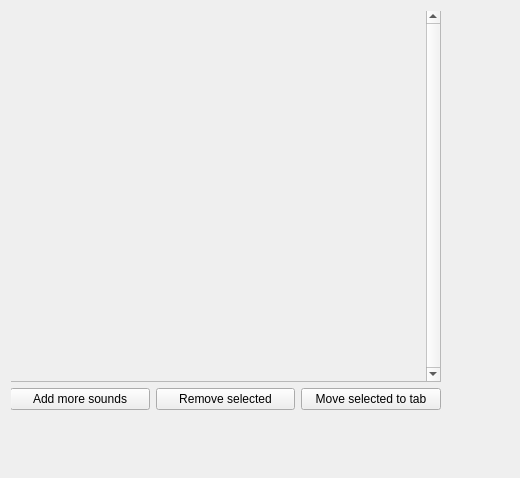
The window that soundcontainer.ui (casey-c/shock) describes before a commit, drawn with Qt 5.
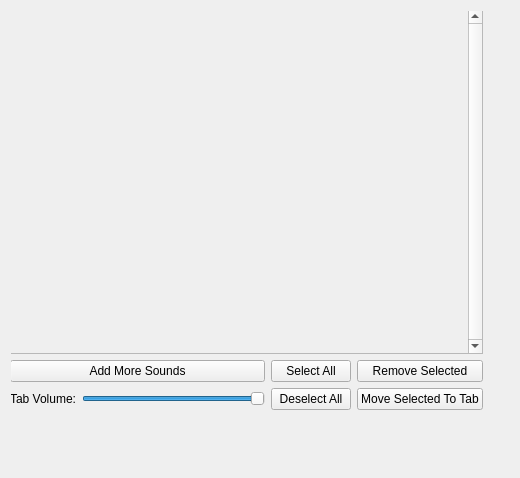
The same window after the commit.

Commit message:
more sound functionality
volume control per-sound and per-container. options to select and deselect all.

The edit to the form file:
```diff
--- a/soundcontainer.ui
+++ b/soundcontainer.ui
@@ -39,7 +39,7 @@
        <rect>
         <x>-1</x>
         <y>-2</y>
-        <width>431</width>
+        <width>473</width>
         <height>401</height>
        </rect>
       </property>
@@ -72,8 +72,8 @@
            <rect>
             <x>0</x>
             <y>0</y>
-            <width>406</width>
-            <height>360</height>
+            <width>448</width>
+            <height>326</height>
            </rect>
           </property>
           <layout class="QVBoxLayout" name="verticalLayout_2">
@@ -109,21 +109,86 @@
          <item row="4" column="0">
           <widget class="QPushButton" name="btnAdd">
            <property name="text">
-            <string>Add more sounds</string>
+            <string>Add More Sounds</string>
            </property>
           </widget>
          </item>
-         <item row="4" column="3">
+         <item row="5" column="0">
+          <layout class="QHBoxLayout" name="horizontalLayout">
+           <item>
+            <widget class="QLabel" name="label">
+             <property name="sizePolicy">
+              <sizepolicy hsizetype="Minimum" vsizetype="Preferred">
+               <horstretch>0</horstretch>
+               <verstretch>0</verstretch>
+              </sizepolicy>
+             </property>
+             <property name="text">
+              <string>Tab Volume:</string>
+             </property>
+            </widget>
+           </item>
+           <item>
+            <widget class="QSlider" name="tabVolSlider">
+             <property name="sizePolicy">
+              <sizepolicy hsizetype="MinimumExpanding" vsizetype="Fixed">
+               <horstretch>0</horstretch>
+               <verstretch>0</verstretch>
+              </sizepolicy>
+             </property>
+             <property name="minimumSize">
+              <size>
+               <width>30</width>
+               <height>0</height>
+              </size>
+             </property>
+             <property name="maximum">
+              <number>100</number>
+             </property>
+             <property name="value">
+              <number>100</number>
+             </property>
+             <property name="sliderPosition">
+              <number>100</number>
+             </property>
+             <property name="orientation">
+              <enum>Qt::Horizontal</enum>
+             </property>
+             <property name="invertedAppearance">
+              <bool>false</bool>
+             </property>
+             <property name="invertedControls">
+              <bool>false</bool>
+             </property>
+            </widget>
+           </item>
+          </layout>
+         </item>
+         <item row="4" column="2">
+          <widget class="QPushButton" name="btnSelectAll">
+           <property name="text">
+            <string>Select All</string>
+           </property>
+          </widget>
+         </item>
+         <item row="4" column="5">
           <widget class="QPushButton" name="btnRemove">
            <property name="text">
-            <string>Remove selected</string>
+            <string>Remove Selected</string>
            </property>
           </widget>
          </item>
-         <item row="4" column="4">
+         <item row="5" column="2">
+          <widget class="QPushButton" name="btnDeselectAll">
+           <property name="text">
+            <string>Deselect All</string>
+           </property>
+          </widget>
+         </item>
+         <item row="5" column="5">
           <widget class="QPushButton" name="btnMove">
            <property name="text">
-            <string>Move selected to tab</string>
+            <string>Move Selected To Tab</string>
            </property>
           </widget>
          </item>
```
The commit also changes 6 other files.
